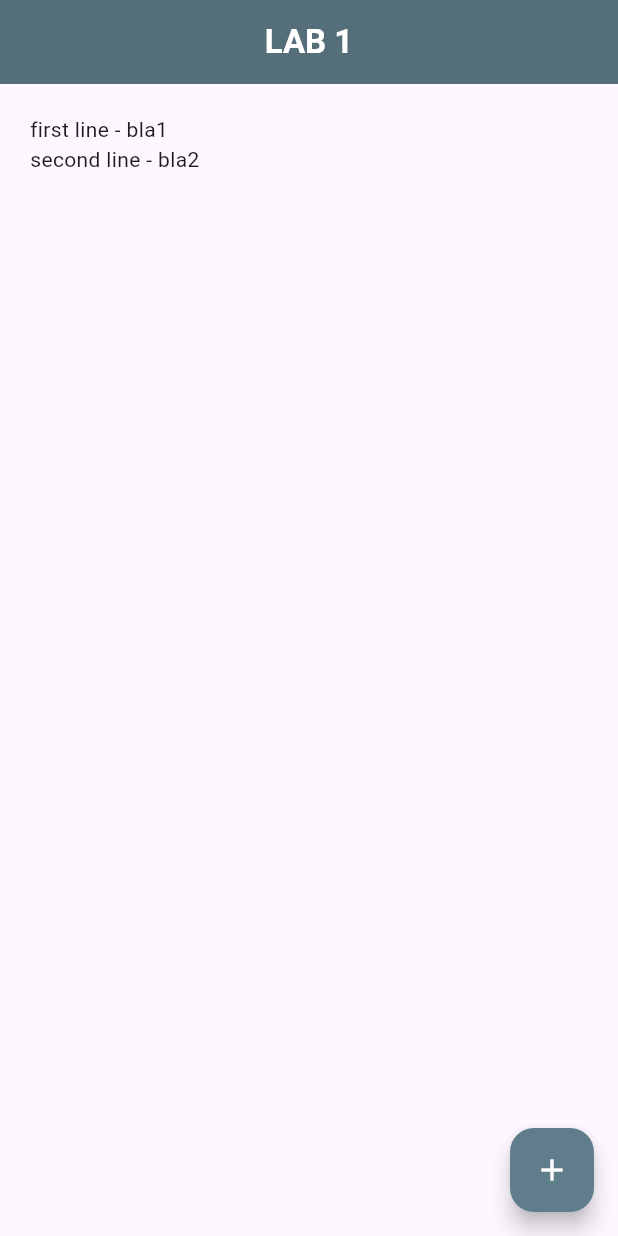
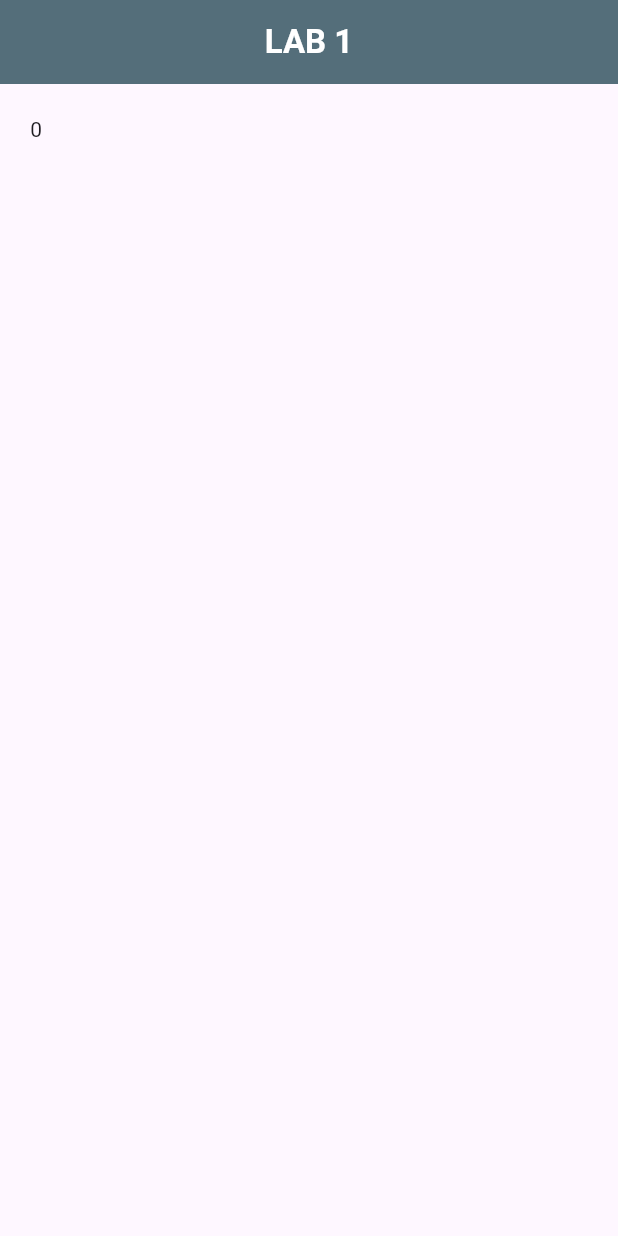
Before and after one commit to NazarBylen/flutter_labs, a Flutter app: the screen it shows after launch, on a phone screen of 412 x 824 dp. Run offline on Flutter 3.47's test engine with Material 3 defaults, Android fonts, the phone set to English and light mode, and no system bars.

Commit message:
lab1 initialized

```diff
--- a/lib/main.dart
+++ b/lib/main.dart
@@ -2,21 +2,20 @@ import 'package:flutter/material.dart';
 
 void main() {
   runApp(MaterialApp(
-    home: countTwoNumbers()
+    home: counter_iterate()
   ));
 }
 
-class countTwoNumbers extends StatefulWidget {
-  const countTwoNumbers({ super.key });
+class counter_iterate extends StatefulWidget {
+  const counter_iterate({ super.key });
 
   @override
-  State<countTwoNumbers> createState() => _countTwoNumbers();
+  State<counter_iterate> createState() => _counter_iterate();
 }
 
-class _countTwoNumbers extends State<countTwoNumbers> {
-  String line1 = "bla1";
-  String line2 = "bla2";
-  String result = "";
+class _counter_iterate extends State<counter_iterate> {
+
+  int result = 0;
 
   @override
   Widget build(BuildContext context) {
@@ -41,8 +40,7 @@ class _countTwoNumbers extends State<countTwoNumbers> {
                     Column(
                       crossAxisAlignment: CrossAxisAlignment.start,
                       children: [
-                        Text("first line - ${line1}"),
-                        Text("second line - ${line2}"),
+
                         Text("${result}")
                       ],
                     )
@@ -52,15 +50,6 @@ class _countTwoNumbers extends State<countTwoNumbers> {
             ],
           ),
         ),
-        floatingActionButton: FloatingActionButton(
-          onPressed: () {
-            setState(() {
-              result = line1 + line2;
-            });
-          },
-          child: Icon(Icons.add, color: Colors.white,),
-          backgroundColor: Colors.blueGrey,
-        ),
       );
   }
 }
```
